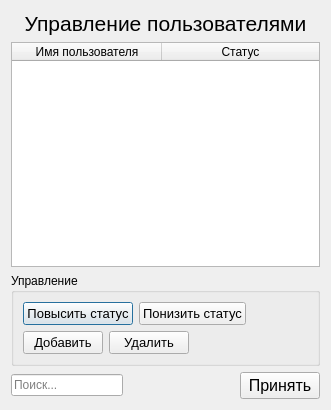
First picture: the form in dialog_controlusers.ui, repository zloysergunya/IS_Airport, before the edit.
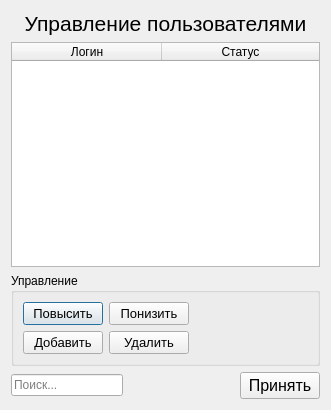
Second picture: the form after the edit.

The edit to the form file:
```diff
--- a/dialog_controlusers.ui
+++ b/dialog_controlusers.ui
@@ -57,7 +57,7 @@
      </attribute>
      <column>
       <property name="text">
-       <string>Имя пользователя</string>
+       <string>Логин</string>
       </property>
      </column>
      <column>
@@ -83,7 +83,7 @@
            </font>
           </property>
           <property name="text">
-           <string>Повысить статус</string>
+           <string>Повысить</string>
           </property>
          </widget>
         </item>
@@ -95,7 +95,7 @@
            </font>
           </property>
           <property name="text">
-           <string>Понизить статус</string>
+           <string>Понизить</string>
           </property>
          </widget>
         </item>
```
Left out of the diff: 6 changed lines with no effect on the pictures.
